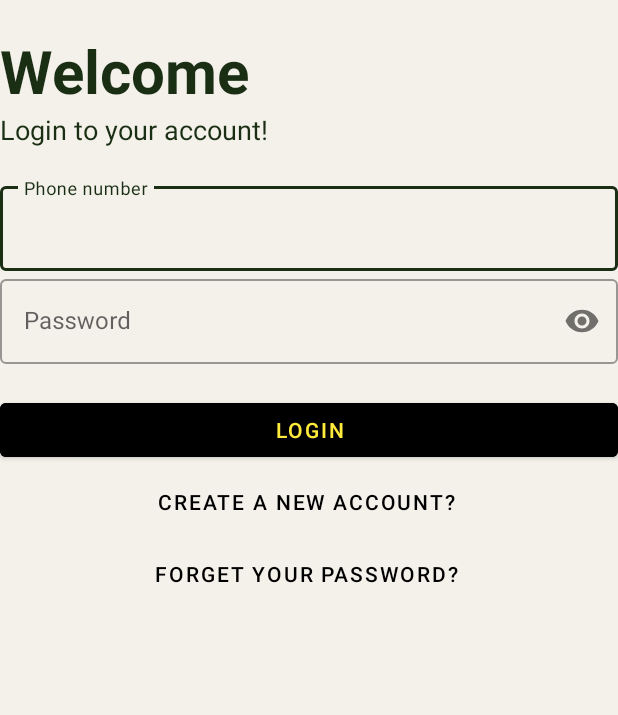
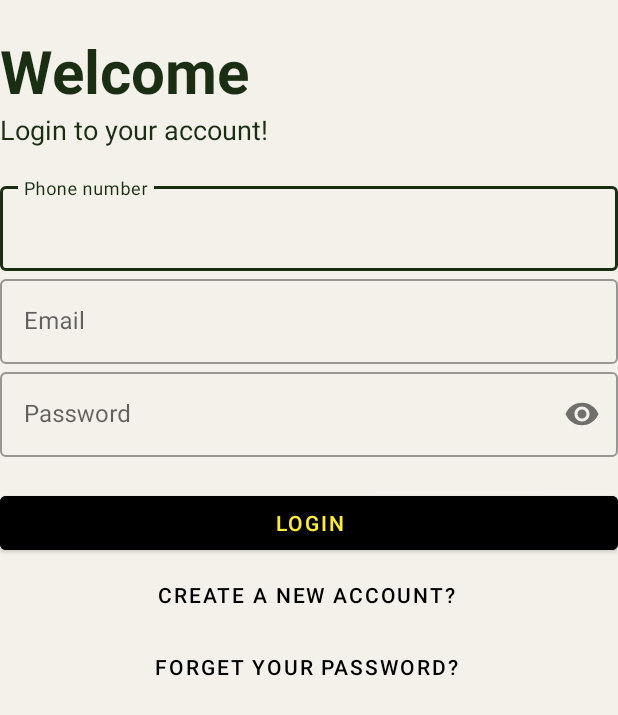
Before and after one commit to mgilsenan/transit_pay, an Android app: the screen it shows after launch (LoginActivity), on a phone screen of 412 x 824 dp. Shown: the top 715 px of the screen. Run offline under Robolectric (Android 15) with nearby library versions, the phone set to English and light mode, and no system bars; our stand-ins replace Firebase (no records; nobody signed in at launch, a user with empty details on screens opened directly); 1 statement that could not run was skipped.

Commit message:
confirmed that we can login usig email instea of phone (if the email is unique to the user)

```diff
--- a/app/src/main/java/com/example/transitpay/ProfileActivity.java
+++ b/app/src/main/java/com/example/transitpay/ProfileActivity.java
@@ -110,6 +110,9 @@ public class ProfileActivity extends AppCompatActivity {
                                 dataSnapshot.child(currentPhone).child("name").getRef().setValue(nameStr);
                                 dataSnapshot.child(currentPhone).child("email").getRef().removeValue();
                                 dataSnapshot.child(currentPhone).child("email").getRef().setValue(emailStr);
+
+                                // to update the phone number
+                                // delete current user from real time database,
                                 dataSnapshot.child(currentPhone).child("phone").getRef().removeValue();
                                 dataSnapshot.child(currentPhone).child("phone").getRef().setValue(phoneStr);
 
--- a/app/src/main/res/layout/activity_login.xml
+++ b/app/src/main/res/layout/activity_login.xml
@@ -50,6 +50,20 @@
 
         </com.google.android.material.textfield.TextInputLayout>
 
+        <com.google.android.material.textfield.TextInputLayout
+            android:id="@+id/loginEmail"
+            android:layout_width="match_parent"
+            android:layout_height="wrap_content"
+            android:hint="Email"
+            style="@style/Widget.MaterialComponents.TextInputLayout.OutlinedBox">
+            <com.google.android.material.textfield.TextInputEditText
+                android:layout_width="match_parent"
+                android:layout_height="wrap_content"
+                android:inputType="text"
+                />
+
+        </com.google.android.material.textfield.TextInputLayout>
+
 
 
 
--- a/app/src/main/res/layout/activity_sign_up.xml
+++ b/app/src/main/res/layout/activity_sign_up.xml
@@ -56,7 +56,7 @@
             <com.google.android.material.textfield.TextInputEditText
                 android:layout_width="match_parent"
                 android:layout_height="wrap_content"
-                android:inputType="textEmailAddress"/>
+                android:inputType="text"/>
 
 
         </com.google.android.material.textfield.TextInputLayout>
```
Also changed, not shown: app/src/main/java/com/example/transitpay/LoginActivity.java (+87 -12 lines), app/src/main/java/com/example/transitpay/SignUpActivity.java (+4 -4 lines).
